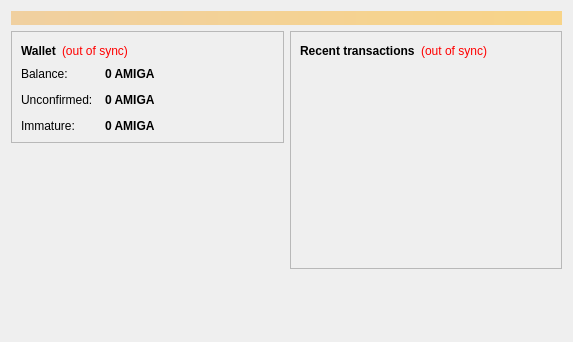
sonountaleban/amigacoin, file src/qt/forms/overviewpage.ui: the form before one commit.
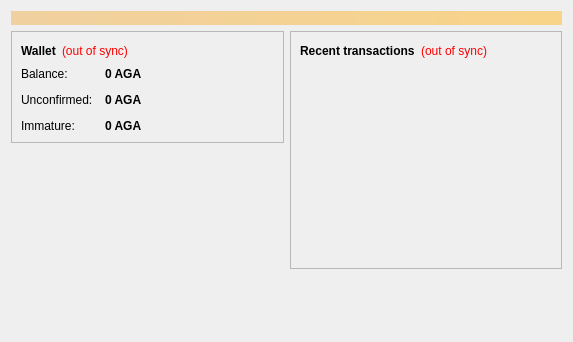
The form after the commit. Icons and pictures are not drawn.

The edit to the form file:
```diff
--- a/src/qt/forms/overviewpage.ui
+++ b/src/qt/forms/overviewpage.ui
@@ -122,7 +122,7 @@
                <string>Your current balance</string>
               </property>
               <property name="text">
-               <string notr="true">0 AMIGA</string>
+               <string notr="true">0 AGA</string>
               </property>
               <property name="textInteractionFlags">
                <set>Qt::LinksAccessibleByMouse|Qt::TextSelectableByKeyboard|Qt::TextSelectableByMouse</set>
@@ -151,7 +151,7 @@
                <string>Total of transactions that have yet to be confirmed, and do not yet count toward the current balance</string>
               </property>
               <property name="text">
-               <string notr="true">0 AMIGA</string>
+               <string notr="true">0 AGA</string>
               </property>
               <property name="textInteractionFlags">
                <set>Qt::LinksAccessibleByMouse|Qt::TextSelectableByKeyboard|Qt::TextSelectableByMouse</set>
@@ -177,7 +177,7 @@
                <string>Mined balance that has not yet matured</string>
               </property>
               <property name="text">
-               <string notr="true">0 AMIGA</string>
+               <string notr="true">0 AGA</string>
               </property>
               <property name="textInteractionFlags">
                <set>Qt::LinksAccessibleByMouse|Qt::TextSelectableByKeyboard|Qt::TextSelectableByMouse</set>
```
Left out of the diff: 4 changed lines with no effect on the pictures. Lines whose indentation alone changed are shown as unchanged.
